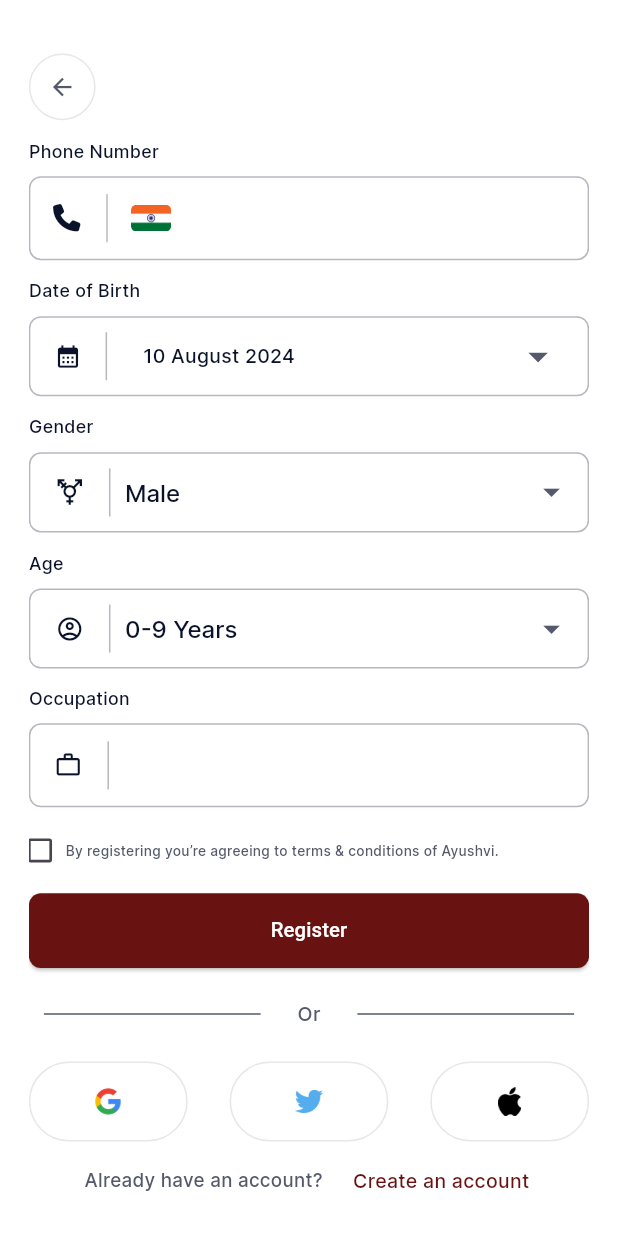
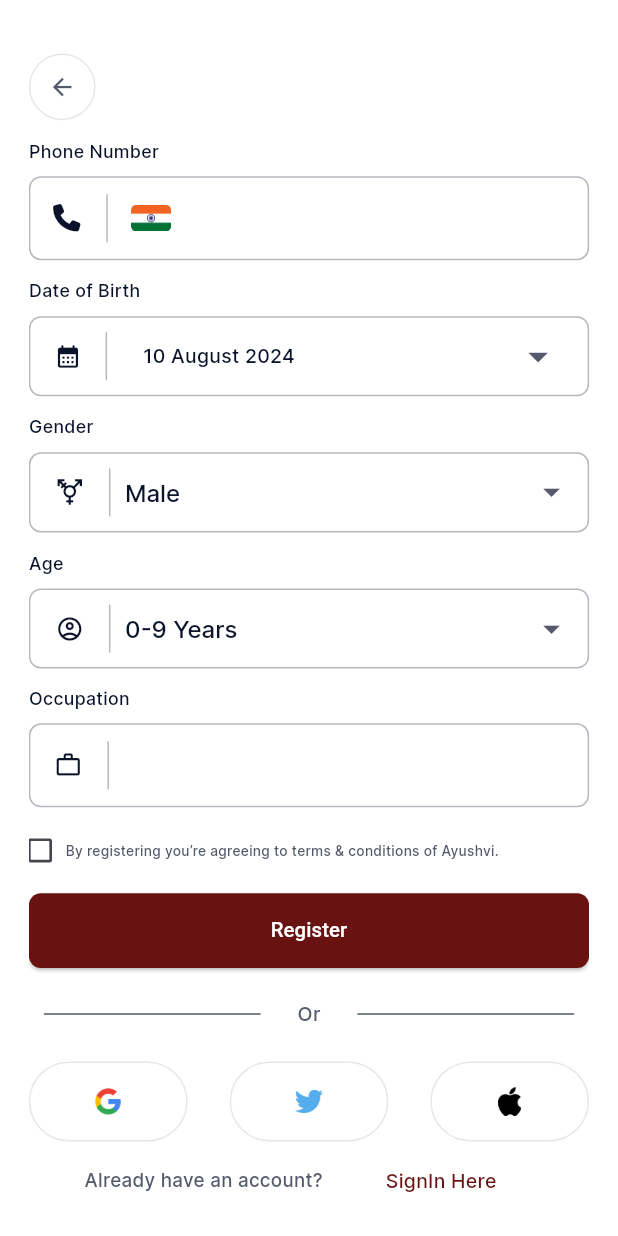
Before and after one commit to lokeshimarathi/Flutter, a Flutter app: the Register screen opened directly, scrolled down 290 dp, on a phone screen of 412 x 824 dp. Run offline on Flutter 3.47's test engine with Material 3 defaults, Android fonts, the phone set to English and light mode, and no system bars; our stand-ins replace font_awesome_flutter, smooth_page_indicator.

Commit message:
solved register login button text

```diff
--- a/lib/navigation_screens/home.dart
+++ b/lib/navigation_screens/home.dart
@@ -719,6 +719,7 @@ class _HomeState extends State<HomeScreen> {
                       width: appResponsive.responsiveLengthForWidth(135.0),
                       height: appResponsive.responsiveLengthForHeight(20.0),
                       child: FittedBox(
+                        alignment: Alignment.centerLeft,
                         child: Text(
                           'Knowledge Base',
                           style: TextStyle(
--- a/lib/register.dart
+++ b/lib/register.dart
@@ -150,7 +150,7 @@ class _RegisterState extends State<Register> {
                     InformationTextField(
                       topPadding: appResponsive.responsiveLengthForHeight(13.0),
                       title: 'Enter Your Email',
-                      textEditingController: name,
+                      textEditingController: email,
                       textInputType: TextInputType.text,
                       prefixIcon: SizedBox(
                         width: appResponsive.responsiveLengthForWidth(70.0),
@@ -486,12 +486,13 @@ class _RegisterState extends State<Register> {
                                       iconSize:30.0,
                                       onChanged: (value) {
                                         setState(() {
-                                          gender = value.toString();
+                                          age = value.toString();
                                         });
                                       },
                                       items: ageList.map((value) {
                                         return DropdownMenuItem<String>(
                                           value: value,
+
                                           child: Text(value),
                                         );
                                       }).toList(),
@@ -661,7 +662,7 @@ class _RegisterState extends State<Register> {
                                 width:appResponsive.responsiveLengthForWidth(128.0),
                                 height: appResponsive.responsiveLengthForHeight(21.0),
                                 child: FittedBox(
-                                  child: Text('Create an account', style: TextStyle(
+                                  child: Text('SignIn Here', style: TextStyle(
                                       color: Color(0xff681312),
                                       fontSize: 16.0,
                                       fontFamily: 'Inter-Medium'
```
